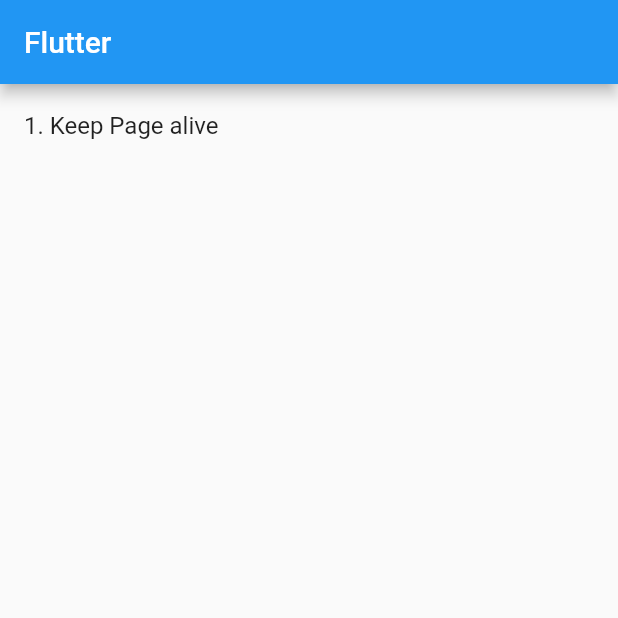
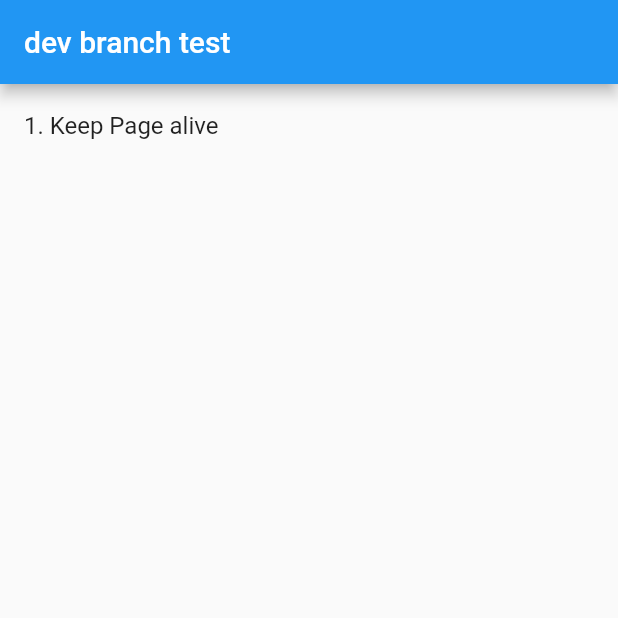
Before and after one commit to liucrystal24/flutterTest, a Flutter app: the screen it shows after launch, on a phone screen of 412 x 824 dp, the top half of it. Run offline on Flutter 3.47's test engine with Material 2 defaults, Android fonts, the phone set to English and light mode, and no system bars.

Commit message:
dev branch test

```diff
--- a/demo1/lib/main.dart
+++ b/demo1/lib/main.dart
@@ -10,7 +10,7 @@ class TestHome extends StatelessWidget {
   @override
   Widget build(BuildContext context) {
     return Scaffold(
-      appBar: AppBar(title: Text('Flutter')),
+      appBar: AppBar(title: Text('dev branch test')),
       body: ListView(
         children: <Widget>[
           ListTile(
```
